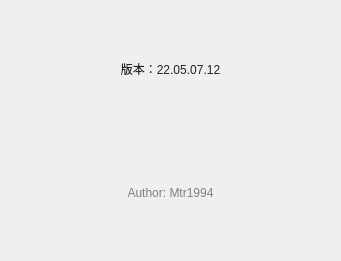
Mtr1994/DeskCesium, file Dialog/dialogabout.ui: the form before one commit.
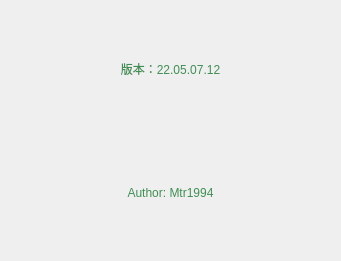
The form after the commit.

```diff
--- a/Dialog/dialogabout.ui
+++ b/Dialog/dialogabout.ui
@@ -38,9 +38,8 @@
       <item row="0" column="0">
        <widget class="QLabel" name="label">
         <property name="styleSheet">
-         <string notr="true">
-font: 12pt &quot;新宋体&quot;;
-color: #222222;</string>
+         <string notr="true">font: 12pt &quot;华文楷体&quot;;
+color: #3f8f54;</string>
         </property>
         <property name="text">
          <string>版本：22.05.07.12</string>
@@ -53,8 +52,8 @@
       <item row="1" column="0">
        <widget class="QLabel" name="label_2">
         <property name="styleSheet">
-         <string notr="true">font: 10pt &quot;华文楷体&quot;;
-color: gray;</string>
+         <string notr="true">font: 12pt &quot;华文楷体&quot;;
+color: #3f8f54;</string>
         </property>
         <property name="text">
          <string>Author: Mtr1994</string>
```
